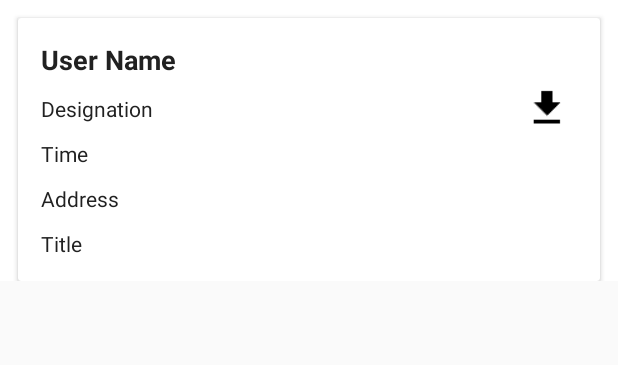
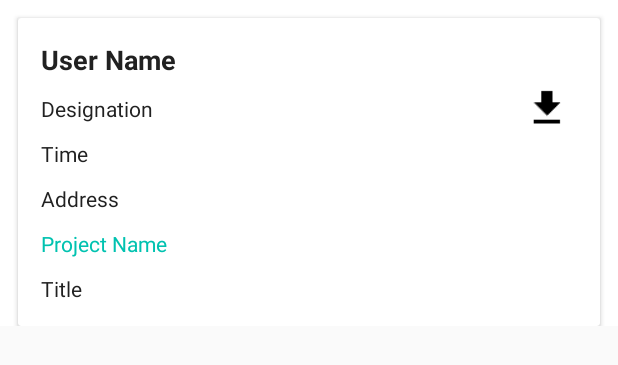
Before and after one commit to applicationsARworks2017/PRConnectIIIT-djena, an Android app: the layout allimage_adapter_layout.xml on its own in the app's theme, with its tools: preview values and no code run, on a phone screen of 412 x 824 dp. Shown: the top 365 px of the screen. Run offline under Robolectric (Android 15) with nearby library versions, the phone set to English and light mode, and no system bars.

Commit message:
update with project file name

```diff
--- a/app/src/main/java/com/iiit/amaresh/demotrack/Activity/GalaryActivity.java
+++ b/app/src/main/java/com/iiit/amaresh/demotrack/Activity/GalaryActivity.java
@@ -174,9 +174,10 @@ public class GalaryActivity extends BaseActivity {
                             im_usename = q_list_obj.getString("empname");
                             im_userdesg = q_list_obj.getString("empdesg");
                             im_useradd = q_list_obj.getString("address");
+                            String project_name = q_list_obj.getString("project_file");
 //                        server_status = q_list_obj.getInt("status");
 
-                            ImageAll am_list = new ImageAll(id, im_emp_id, im_filename, im_title, im_latitude, im_longitude, im_created, im_usename, im_userdesg, im_useradd);
+                            ImageAll am_list = new ImageAll(id, im_emp_id, im_filename, im_title, im_latitude, im_longitude, im_created, im_usename, im_userdesg, im_useradd,project_name);
                             allimagelist.add(am_list);
                         }
                     }
--- a/app/src/main/java/com/iiit/amaresh/demotrack/Activity/UploadAssets.java
+++ b/app/src/main/java/com/iiit/amaresh/demotrack/Activity/UploadAssets.java
@@ -253,7 +253,7 @@ public class UploadAssets extends AppCompatActivity implements android.location.
                     sid=String.valueOf(user_id);
                     saddress=address+","+city;
                   // db.insertasset(user_id,latitude,longitude,s_title,saddress,video,file);
-                    db.insertasset(new Oflinedata(user_id,latitude,longitude,s_title,saddress,v_deop,im_file,File_file));
+                    db.insertasset(new Oflinedata(user_id,latitude,longitude,s_title,saddress,v_deop,im_file,File_file,project_title));
 
                     Intent intent=new Intent(UploadAssets.this,Home.class);
                     intent.addFlags(Intent.FLAG_ACTIVITY_NEW_TASK);
--- a/app/src/main/java/com/iiit/amaresh/demotrack/Adapter/AllImageAdaper.java
+++ b/app/src/main/java/com/iiit/amaresh/demotrack/Adapter/AllImageAdaper.java
@@ -82,7 +82,7 @@ public class AllImageAdaper extends BaseAdapter {
     }
 
     public class Holder{
-        private TextView Username,Designation,Time,Title,Address;
+        private TextView Username,Designation,Time,Title,Address,tvprojectname;
     //    private ImageView i_image,d_icon;
         private ImageView d_icon,file_img;
         public NetworkImageView i_image;
@@ -105,6 +105,7 @@ public class AllImageAdaper extends BaseAdapter {
             holder.Designation = (TextView) convertView.findViewById(com.iiit.amaresh.demotrack.R.id.tvImdesig);
             holder.Time = (TextView) convertView.findViewById(com.iiit.amaresh.demotrack.R.id.tvImtime);
             holder.Address = (TextView) convertView.findViewById(com.iiit.amaresh.demotrack.R.id.tvImaddress);
+            holder.tvprojectname = (TextView) convertView.findViewById(com.iiit.amaresh.demotrack.R.id.tvprojectname);
             holder.Title = (TextView) convertView.findViewById(com.iiit.amaresh.demotrack.R.id.tvImtitle);
             holder.i_image = (NetworkImageView) convertView.findViewById(com.iiit.amaresh.demotrack.R.id.ivImage);
             holder.ivVideo = (VideoView) convertView.findViewById(com.iiit.amaresh.demotrack.R.id.ivVideo);
@@ -124,11 +125,13 @@ public class AllImageAdaper extends BaseAdapter {
         holder.i_image.setTag(position);
         holder.file_img.setTag(position);
         holder.ivVideo.setTag(position);
+        holder.tvprojectname.setTag(position);
        // holder.vshow_frame.setTag(position);
         holder.d_icon.setTag(position);
         //imgUrl = Constants.DOWNLOAD_URL + img_pos.getD_URL();
 
         holder.Username.setText(img_pos.getIm_username());
+        holder.tvprojectname.setText(img_pos.getProject_name());
         holder.Designation.setText(img_pos.getIm_userdesg());
         holder.Title.setText(img_pos.getIm_title());
         holder.Time.setText(img_pos.getIm_created());
--- a/app/src/main/java/com/iiit/amaresh/demotrack/Database/DBHelper.java
+++ b/app/src/main/java/com/iiit/amaresh/demotrack/Database/DBHelper.java
@@ -28,6 +28,7 @@ public class DBHelper extends SQLiteOpenHelper {
     private String USER_VIDEO="video";
     private String USER_FILE="file";
     private String USER_FILEDOC="filedoc";
+    private String PROJECTFILE="projectname";
 
     public DBHelper(Context context) {
 
@@ -44,7 +45,8 @@ public class DBHelper extends SQLiteOpenHelper {
                 + USER_ADDRESS + " text, "
                 + USER_VIDEO +" text, "
                 + USER_FILE + " text, "
-                + USER_FILEDOC+ " text) "
+                + USER_FILEDOC + " text, "
+                + PROJECTFILE+ " text) "
         );
     }
     @Override
@@ -66,6 +68,7 @@ public class DBHelper extends SQLiteOpenHelper {
         contentValues.put(USER_VIDEO, data.getVideo());
         contentValues.put(USER_FILE, data.getImage());
         contentValues.put(USER_FILEDOC, data.getFile_file());
+        contentValues.put(PROJECTFILE, data.getProjectname());
        db.insertWithOnConflict(ALLUSER_TABLE, null, contentValues,SQLiteDatabase.CONFLICT_REPLACE);
         db.close(); // Closing database connection
 
@@ -86,6 +89,7 @@ public class DBHelper extends SQLiteOpenHelper {
                     user.setvideo(res.getString(5));
                     user.setimage(res.getString(6));
                     user.setFile_file(res.getString(7));
+                    user.setProjectname(res.getString(8));
                     assetlist.add(user);
                 } while (res.moveToNext());
             }
--- a/app/src/main/java/com/iiit/amaresh/demotrack/Tabs/AllMessage.java
+++ b/app/src/main/java/com/iiit/amaresh/demotrack/Tabs/AllMessage.java
@@ -15,6 +15,7 @@ import android.widget.TextView;
 import android.widget.Toast;
 
 import com.iiit.amaresh.demotrack.Adapter.AllMessageAdaper;
+import com.iiit.amaresh.demotrack.Database.DBHelper;
 import com.iiit.amaresh.demotrack.Util.Constants;
 import com.iiit.amaresh.demotrack.Pojo.MessageAll;
 import com.iiit.amaresh.demotrack.Pojo.Util;
@@ -218,7 +219,7 @@ public class AllMessage extends Fragment {
 
                     allmessagelist = new ArrayList<MessageAll>();
 
-                    //db=new DBHelper(QAAnsweredListActivity.this);
+                   // db=new DBHelper(QAAnsweredListActivity.this);
 
                     for (int i = 0; i < user_list.length(); i++) {
 
--- a/app/src/main/java/com/iiit/amaresh/demotrack/Tabs/OnlineAssetGalleryFragment.java
+++ b/app/src/main/java/com/iiit/amaresh/demotrack/Tabs/OnlineAssetGalleryFragment.java
@@ -168,9 +168,11 @@ public class OnlineAssetGalleryFragment extends Fragment {
                             im_usename = q_list_obj.getString("empname");
                             im_userdesg = q_list_obj.getString("empdesg");
                             im_useradd = q_list_obj.getString("address");
+                            im_useradd = q_list_obj.getString("address");
+                            String project_file = q_list_obj.getString("project_file");
 //                        server_status = q_list_obj.getInt("status");
 
-                            ImageAll am_list = new ImageAll(id, im_emp_id, im_filename, im_title, im_latitude, im_longitude, im_created, im_usename, im_userdesg, im_useradd);
+                            ImageAll am_list = new ImageAll(id, im_emp_id, im_filename, im_title, im_latitude, im_longitude, im_created, im_usename, im_userdesg, im_useradd,project_file);
                             allimagelist.add(am_list);
                         }
                     }
--- a/app/src/main/res/layout/allimage_adapter_layout.xml
+++ b/app/src/main/res/layout/allimage_adapter_layout.xml
@@ -66,12 +66,20 @@
                 android:layout_below="@+id/tvImtime"
                 android:textColor="@color/textColorPrimary" />
             <TextView
+                android:id="@+id/tvprojectname"
+                android:layout_width="match_parent"
+                android:layout_height="wrap_content"
+                android:layout_margin="5dp"
+                android:text="Project Name"
+                android:layout_below="@+id/tvImaddress"
+                android:textColor="@color/projectname" />
+            <TextView
                 android:id="@+id/tvImtitle"
                 android:layout_width="match_parent"
                 android:layout_height="wrap_content"
                 android:layout_margin="5dp"
                 android:text="Title"
-                android:layout_below="@+id/tvImaddress"
+                android:layout_below="@+id/tvprojectname"
                 android:textColor="@color/textColorPrimary" />
             <com.android.volley.toolbox.NetworkImageView
                 android:layout_width="match_parent"
--- a/app/src/main/res/values/colors.xml
+++ b/app/src/main/res/values/colors.xml
@@ -27,6 +27,7 @@
     <color name="light_gray">#e3e2dd</color>
     <color name="bg_colour">#e6e7ec</color>
     <color name="btn_orange">#f96e3a</color>
+    <color name="projectname">#00c2b0</color>
 
     <color name="dashboard_questions_answered">#FF5454</color>
     <color name="dashboard_pending_feedbacks">#67C2EF</color>
```
Also changed, not shown: app/src/main/java/com/iiit/amaresh/demotrack/Pojo/ImageAll.java (+13 -2 lines), app/src/main/java/com/iiit/amaresh/demotrack/Pojo/Oflinedata.java (+12 -2 lines), 7 other files.
